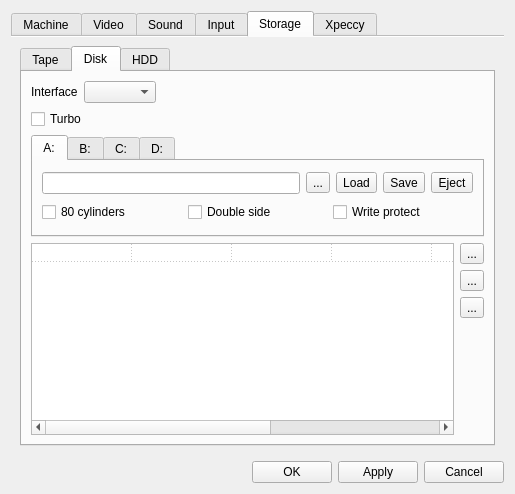
samstyle/Xpeccy, file ui/setupwin.ui: the form before one commit.
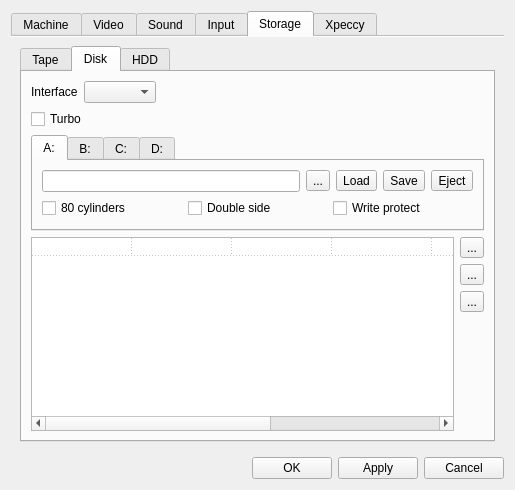
The form after the commit. The open tabs and pages were chosen to show the change. Icons and pictures are not drawn.

Diff of the .ui file:
```diff
--- a/ui/setupwin.ui
+++ b/ui/setupwin.ui
@@ -6,8 +6,8 @@
    <rect>
     <x>0</x>
     <y>0</y>
-    <width>507</width>
-    <height>494</height>
+    <width>505</width>
+    <height>490</height>
    </rect>
   </property>
   <property name="sizePolicy">
@@ -1380,7 +1380,7 @@
             <attribute name="title">
              <string>Disk</string>
             </attribute>
-            <layout class="QVBoxLayout" name="verticalLayout_19">
+            <layout class="QVBoxLayout" name="verticalLayout_19" stretch="0,0,0,10">
              <item>
               <layout class="QHBoxLayout" name="horizontalLayout_21">
                <item>
```
Left out of the diff: 4 changed lines with no effect on the pictures. Lines whose indentation alone changed are shown as unchanged.
